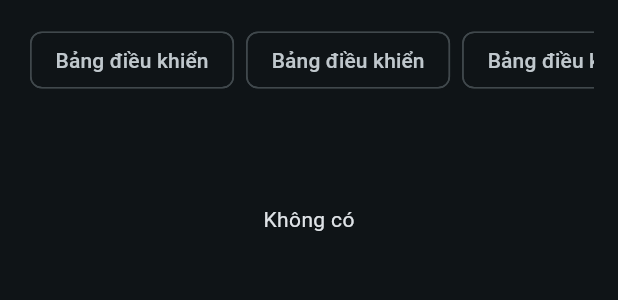
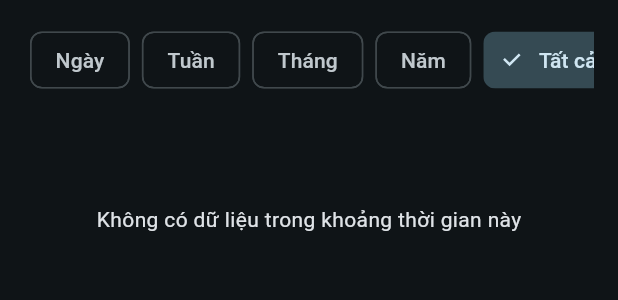
Before and after one commit to cuongccna/NKtrading2, a Flutter app: the DashboardScreen widget shown alone on an empty page, opened directly, on a phone screen of 412 x 824 dp. Shown: the top 300 px of the screen. Run offline on Flutter 3.47's test engine with Material 3 defaults, Android fonts, the phone set to English and light mode, and no system bars; our stand-ins replace equatable, fl_chart, image_picker, shared_preferences, supabase_flutter; accounts and stored records are empty; network calls fail.

Commit message:
Fix lỗi hiển thi ngày tuan thang

```diff
--- a/nktrading_app/lib/app/features/dashboard/presentation/screens/dashboard_screen.dart
+++ b/nktrading_app/lib/app/features/dashboard/presentation/screens/dashboard_screen.dart
@@ -44,23 +44,6 @@ class _DashboardScreenState extends State<DashboardScreen> {
 
     try {
       final userId = supabase.auth.currentUser!.id;
-
-      // First, ensure user profile exists
-      final profileData = await supabase
-          .from('user_profiles')
-          .select('preferred_currency')
-          .eq('id', userId)
-          .maybeSingle();
-
-      // If profile doesn't exist, create it
-      if (profileData == null) {
-        await supabase.from('user_profiles').insert({
-          'id': userId,
-          'preferred_currency': 'USD',
-        });
-      }
-
-      final currency = (profileData?['preferred_currency'] as String?) ?? 'USD';
 
       if (mounted) {
         setState(() {
@@ -301,7 +284,7 @@ class _DashboardScreenState extends State<DashboardScreen> {
           crossAxisAlignment: CrossAxisAlignment.start,
           children: [
             Text(
-              l10n.dashboard, // Use localized text
+              l10n.growthChart,
               style: Theme.of(context).textTheme.titleLarge,
             ),
             const SizedBox(height: 24),
@@ -395,7 +378,7 @@ class _DashboardScreenState extends State<DashboardScreen> {
           crossAxisAlignment: CrossAxisAlignment.start,
           children: [
             Text(
-              l10n.bestPerformingStrategy,
+              l10n.performanceByStrategy,
               style: Theme.of(context).textTheme.titleLarge,
             ),
             const SizedBox(height: 16),
@@ -425,7 +408,7 @@ class _DashboardScreenState extends State<DashboardScreen> {
                           style: const TextStyle(fontWeight: FontWeight.bold),
                         ),
                         Text(
-                          '${winrate.toStringAsFixed(1)}% WR ($tradeCount ${l10n.tradeCount})',
+                          '${winrate.toStringAsFixed(1)}% WR ($tradeCount ${l10n.trades})',
                           style: TextStyle(
                             color: Colors.grey.shade400,
                             fontSize: 12,
@@ -507,7 +490,7 @@ class _DashboardScreenState extends State<DashboardScreen> {
           crossAxisAlignment: CrossAxisAlignment.start,
           children: [
             Text(
-              l10n.bestPerformingDay,
+              l10n.performanceByDay,
               style: Theme.of(context).textTheme.titleLarge,
             ),
             const SizedBox(height: 24),
@@ -597,13 +580,13 @@ class _DashboardScreenState extends State<DashboardScreen> {
   String _getLocalizedTimeRangeName(String key, AppLocalizations l10n) {
     switch (key) {
       case 'daily':
-        return l10n.dashboard; // Need to add these to localization
+        return l10n.daily;
       case 'weekly':
-        return l10n.dashboard;
+        return l10n.weekly;
       case 'monthly':
-        return l10n.dashboard;
+        return l10n.monthly;
       case 'yearly':
-        return l10n.dashboard;
+        return l10n.yearly;
       case 'all':
         return l10n.all;
       default:
@@ -661,12 +644,28 @@ class _DashboardScreenState extends State<DashboardScreen> {
           return Center(
             child: Padding(
               padding: const EdgeInsets.all(16.0),
-              child: Text('${l10n.noValue}: ${snapshot.error}'),
+              child: Column(
+                mainAxisAlignment: MainAxisAlignment.center,
+                children: [
+                  Icon(
+                    Icons.error_outline,
+                    size: 48,
+                    color: Theme.of(context).colorScheme.error,
+                  ),
+                  const SizedBox(height: 16),
+                  Text(l10n.errorLoading),
+                  const SizedBox(height: 8),
+                  Text(
+                    '${snapshot.error}',
+                    style: Theme.of(context).textTheme.bodySmall,
+                  ),
+                ],
+              ),
             ),
           );
         }
         if (!snapshot.hasData || snapshot.data!.isEmpty) {
-          return Center(child: Text(l10n.noValue));
+          return Center(child: Text(l10n.noData));
         }
 
         final stats = snapshot.data![0] as Map<String, dynamic>;
@@ -698,7 +697,7 @@ class _DashboardScreenState extends State<DashboardScreen> {
                   Center(
                     child: Padding(
                       padding: const EdgeInsets.symmetric(vertical: 48.0),
-                      child: Text(l10n.noValue),
+                      child: Text(l10n.noDataInTimeRange),
                     ),
                   )
                 else ...[
@@ -730,14 +729,14 @@ class _DashboardScreenState extends State<DashboardScreen> {
                       ),
                       _buildStatCard(
                         context,
-                        title: l10n.averagePnl,
+                        title: l10n.averageProfit,
                         value: currencyProvider.formatCurrency(averageWin),
                         icon: Icons.trending_up,
                         valueColor: Colors.greenAccent,
                       ),
                       _buildStatCard(
                         context,
-                        title: l10n.averagePnl,
+                        title: l10n.averageLoss,
                         value: currencyProvider.formatCurrency(averageLoss),
                         icon: Icons.trending_down,
                         valueColor: Colors.redAccent,
```
